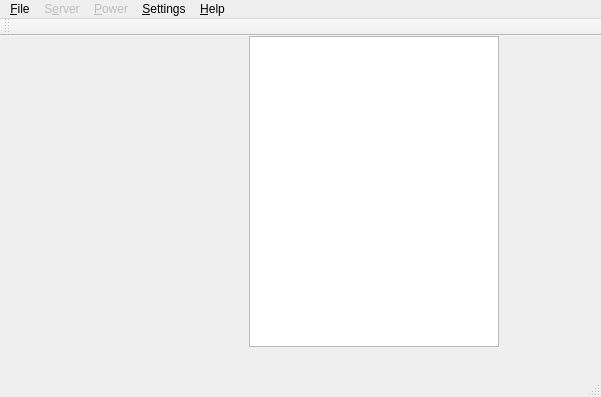
The window that mainwindow.ui (jehrichs/des-control) describes before a commit, drawn with Qt 5.
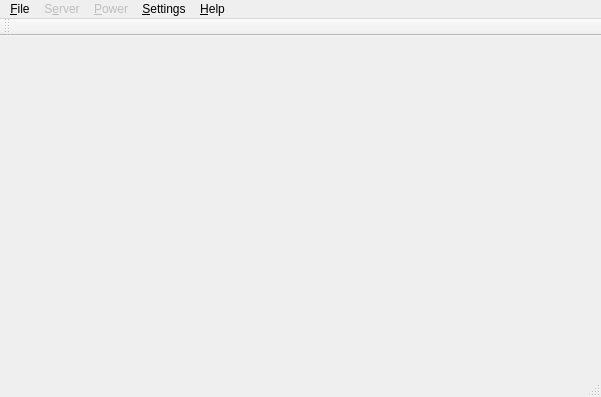
The same window after the commit.

Diff of the .ui file:
```diff
--- a/mainwindow.ui
+++ b/mainwindow.ui
@@ -16,18 +16,7 @@
   <property name="locale">
    <locale language="English" country="UnitedStates"/>
   </property>
-  <widget class="QWidget" name="centralWidget">
-   <widget class="QGraphicsView" name="graphicsView">
-    <property name="geometry">
-     <rect>
-      <x>249</x>
-      <y>0</y>
-      <width>250</width>
-      <height>311</height>
-     </rect>
-    </property>
-   </widget>
-  </widget>
+  <widget class="QWidget" name="centralWidget"/>
   <widget class="QMenuBar" name="menuBar">
    <property name="geometry">
     <rect>
```
Left out of the diff: 56 changed lines with no effect on the pictures.
